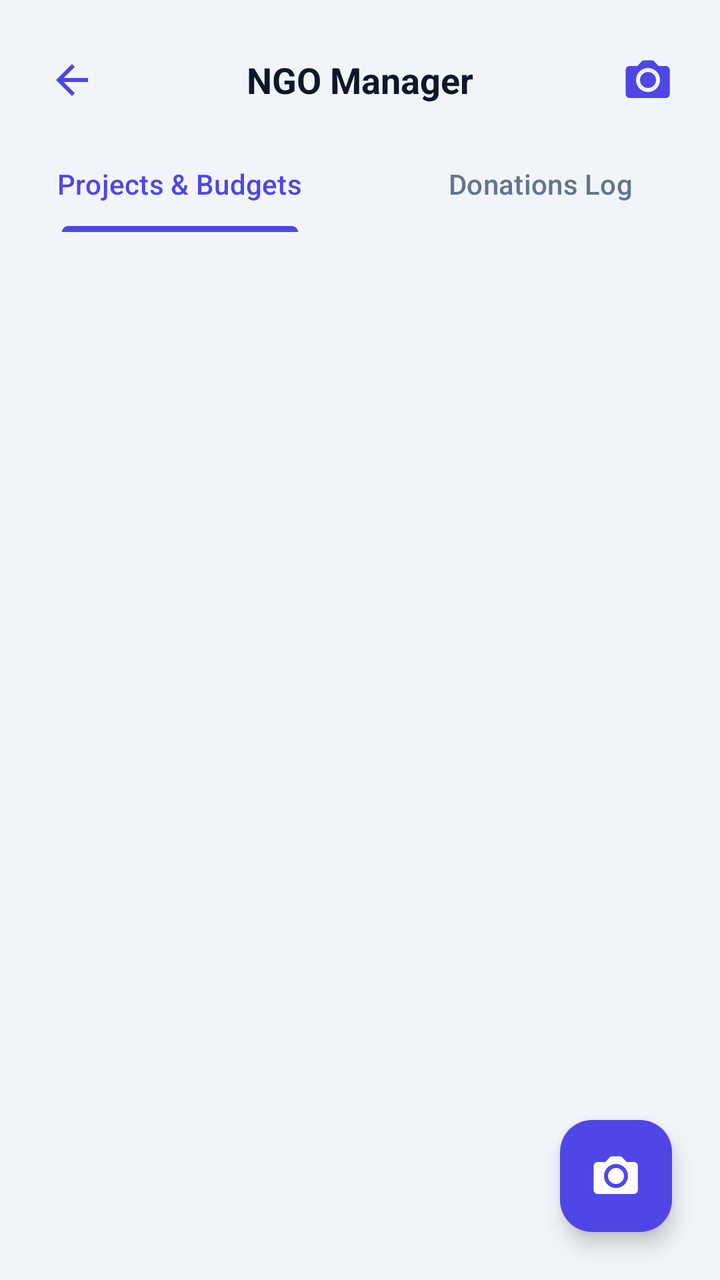
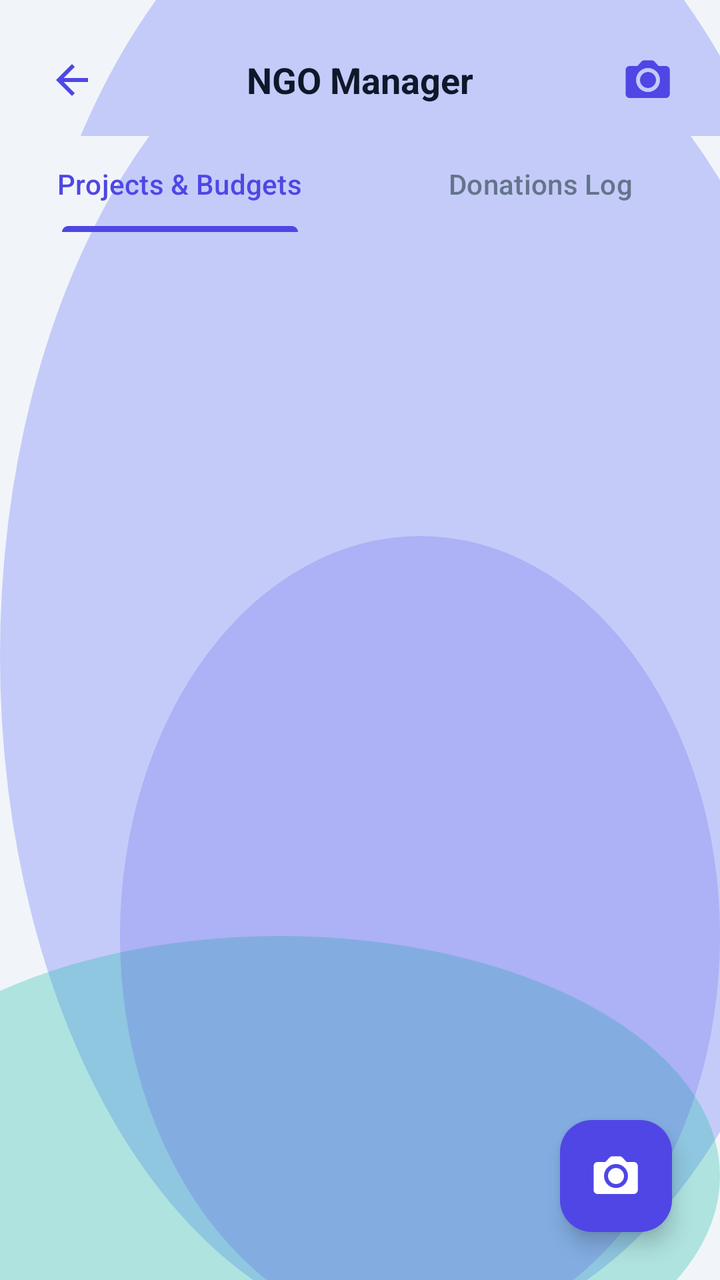

An Android layout rendered at two revisions. The XML below is the earlier revision; the diff shows what the commit changed to produce the second picture.
<!-- AndroidManifest.xml: application theme Theme.MoneyLens -->
<!-- res/layout/activity_org_donation_tracker.xml -->
<?xml version="1.0" encoding="utf-8"?>
<androidx.constraintlayout.widget.ConstraintLayout xmlns:android="http://schemas.android.com/apk/res/android"
    xmlns:app="http://schemas.android.com/apk/res-auto"
    xmlns:tools="http://schemas.android.com/tools"
    android:layout_width="match_parent"
    android:layout_height="match_parent"
    android:background="@color/colorBackground">

    
    <RelativeLayout
        android:id="@+id/layoutAppBar"
        android:layout_width="match_parent"
        android:layout_height="56dp"
        android:layout_marginTop="12dp"
        android:paddingHorizontal="16dp"
        app:layout_constraintTop_toTopOf="parent">

        <ImageView
            android:id="@+id/btnBack"
            android:layout_width="40dp"
            android:layout_height="40dp"
            android:layout_centerVertical="true"
            android:padding="8dp"
            android:src="@drawable/ic_back"
            android:background="?attr/selectableItemBackgroundBorderless"
            android:contentDescription="Back" />

        <TextView
            android:id="@+id/txtTitle"
            android:layout_width="wrap_content"
            android:layout_height="wrap_content"
            android:layout_centerInParent="true"
            android:text="NGO Manager"
            android:textColor="@color/colorTextPrimary"
            android:textSize="18sp"
            android:textStyle="bold" />

        
        <ImageView
            android:id="@+id/btnExportSummary"
            android:layout_width="40dp"
            android:layout_height="40dp"
            android:layout_alignParentEnd="true"
            android:layout_centerVertical="true"
            android:padding="8dp"
            android:src="@drawable/ic_camera"
            android:background="?attr/selectableItemBackgroundBorderless"
            android:contentDescription="Export Summary"
            app:tint="@color/colorPrimary" />
    </RelativeLayout>

    
    <com.google.android.material.tabs.TabLayout
        android:id="@+id/tabLayout"
        android:layout_width="match_parent"
        android:layout_height="wrap_content"
        android:background="@color/colorBackground"
        app:tabIndicatorColor="@color/colorPrimary"
        app:tabSelectedTextColor="@color/colorPrimary"
        app:tabTextColor="@color/colorTextSecondary"
        app:layout_constraintTop_toBottomOf="@id/layoutAppBar">

        <com.google.android.material.tabs.TabItem
            android:layout_width="wrap_content"
            android:layout_height="wrap_content"
            android:text="Projects &amp; Budgets" />

        <com.google.android.material.tabs.TabItem
            android:layout_width="wrap_content"
            android:layout_height="wrap_content"
            android:text="Donations Log" />
    </com.google.android.material.tabs.TabLayout>

    
    <FrameLayout
        android:layout_width="match_parent"
        android:layout_height="0dp"
        app:layout_constraintBottom_toBottomOf="parent"
        app:layout_constraintTop_toBottomOf="@id/tabLayout">

        
        <LinearLayout
            android:id="@+id/layoutProjects"
            android:layout_width="match_parent"
            android:layout_height="match_parent"
            android:orientation="vertical"
            android:padding="16dp"
            android:visibility="visible">

            <androidx.recyclerview.widget.RecyclerView
                android:id="@+id/rvProjects"
                android:layout_width="match_parent"
                android:layout_height="match_parent"
                tools:listitem="@layout/item_category_manage" />
        </LinearLayout>

        
        <LinearLayout
            android:id="@+id/layoutDonations"
            android:layout_width="match_parent"
            android:layout_height="match_parent"
            android:orientation="vertical"
            android:padding="16dp"
            android:visibility="gone">

            <androidx.recyclerview.widget.RecyclerView
                android:id="@+id/rvDonations"
                android:layout_width="match_parent"
                android:layout_height="match_parent" />
        </LinearLayout>

    </FrameLayout>

    
    <com.google.android.material.floatingactionbutton.FloatingActionButton
        android:id="@+id/fabAddDonation"
        android:layout_width="wrap_content"
        android:layout_height="wrap_content"
        android:layout_margin="24dp"
        android:src="@drawable/ic_camera"
        android:contentDescription="Record Donation"
        app:backgroundTint="@color/colorPrimary"
        app:tint="@android:color/white"
        app:layout_constraintBottom_toBottomOf="parent"
        app:layout_constraintEnd_toEndOf="parent" />

</androidx.constraintlayout.widget.ConstraintLayout>
<!-- res/layout/item_category_manage.xml (included above) -->
<?xml version="1.0" encoding="utf-8"?>
<com.google.android.material.card.MaterialCardView xmlns:android="http://schemas.android.com/apk/res/android"
    xmlns:app="http://schemas.android.com/apk/res-auto"
    style="@style/ClayCard"
    android:layout_width="match_parent"
    android:layout_height="wrap_content"
    android:layout_marginStart="16dp"
    android:layout_marginTop="4dp"
    android:layout_marginEnd="16dp"
    android:layout_marginBottom="8dp"
    app:cardCornerRadius="16dp">

    <androidx.constraintlayout.widget.ConstraintLayout
        android:layout_width="match_parent"
        android:layout_height="wrap_content"
        android:padding="12dp">

        
        <FrameLayout
            android:id="@+id/layoutIconFrame"
            android:layout_width="44dp"
            android:layout_height="44dp"
            android:background="@drawable/bg_clay_button"
            android:backgroundTint="@color/colorPrimary"
            app:layout_constraintBottom_toBottomOf="parent"
            app:layout_constraintStart_toStartOf="parent"
            app:layout_constraintTop_toTopOf="parent">

            <TextView
                android:id="@+id/txtCategoryEmoji"
                android:layout_width="wrap_content"
                android:layout_height="wrap_content"
                android:layout_gravity="center"
                android:text="🍔"
                android:textSize="20sp" />
        </FrameLayout>

        
        <LinearLayout
            android:layout_width="0dp"
            android:layout_height="wrap_content"
            android:layout_marginStart="16dp"
            android:layout_marginEnd="16dp"
            android:orientation="vertical"
            app:layout_constraintBottom_toBottomOf="parent"
            app:layout_constraintEnd_toStartOf="@+id/btnDeleteCategory"
            app:layout_constraintStart_toEndOf="@+id/layoutIconFrame"
            app:layout_constraintTop_toTopOf="parent">

            <TextView
                android:id="@+id/txtCategoryName"
                android:layout_width="wrap_content"
                android:layout_height="wrap_content"
                android:text="Food"
                android:textColor="@color/colorTextPrimary"
                android:textSize="14sp"
                android:textStyle="bold" />

            <TextView
                android:id="@+id/txtCategoryType"
                android:layout_width="wrap_content"
                android:layout_height="wrap_content"
                android:layout_marginTop="2dp"
                android:text="System Default • Expense"
                android:textColor="@color/colorTextSecondary"
                android:textSize="11sp" />
        </LinearLayout>

        
        <ImageView
            android:id="@+id/btnDeleteCategory"
            android:layout_width="36dp"
            android:layout_height="36dp"
            android:padding="8dp"
            android:src="@drawable/ic_trash"
            android:background="?attr/selectableItemBackgroundBorderless"
            app:layout_constraintBottom_toBottomOf="parent"
            app:layout_constraintEnd_toEndOf="parent"
            app:layout_constraintTop_toTopOf="parent" />

    </androidx.constraintlayout.widget.ConstraintLayout>
</com.google.android.material.card.MaterialCardView>
<!-- resources referenced by this layout -->
<resources>
  <color name="colorBackground">#F1F5F9</color>
  <color name="colorPrimary">#4F46E5</color>
  <color name="colorTextPrimary">#0F172A</color>
  <color name="colorTextSecondary">#64748B</color>
  <!-- drawable bg_clay_button (drawable) -->
  <?xml version="1.0" encoding="utf-8"?>
  <ripple xmlns:android="http://schemas.android.com/apk/res/android"
      android:color="@color/colorPrimaryDark">
  
      <item android:id="@android:id/background">
          <layer-list>
              
              <item android:top="4dp">
                  <shape android:shape="rectangle">
                      <solid android:color="@color/colorPrimaryShadow" />
                      <corners android:radius="18dp" />
                  </shape>
              </item>
              
              <item android:bottom="4dp">
                  <shape android:shape="rectangle">
                      <solid android:color="@color/colorPrimary" />
                      <corners android:radius="18dp" />
                  </shape>
              </item>
          </layer-list>
      </item>
  
      <item android:id="@android:id/mask">
          <shape android:shape="rectangle">
              <solid android:color="#FFFFFFFF" />
              <corners android:radius="18dp" />
          </shape>
      </item>
  </ripple>
  <style name="ClayCard" parent="Widget.Material3.CardView.Elevated">
          <item name="cardCornerRadius">@dimen/clay_card_radius</item>
          <item name="cardElevation">10dp</item>
          <item name="android:stateListAnimator">@null</item>
          <item name="strokeColor">@color/colorCardBorder</item>
          <item name="strokeWidth">1dp</item>
          <item name="cardBackgroundColor">@color/colorSurface</item>
          <item name="android:outlineSpotShadowColor" tools:targetApi="p">@color/colorPrimary</item>
          <item name="android:outlineAmbientShadowColor" tools:targetApi="p">@color/colorPrimary</item>
      </style>
  <style name="Theme.MoneyLens" parent="Base.Theme.MoneyLens" />
  <color name="colorPrimaryDark">#4338CA</color>
  <color name="colorPrimaryShadow">#3730A3</color>
  <dimen name="clay_card_radius">20dp</dimen>
  <color name="colorCardBorder">#E2E8F0</color>
  <color name="colorSurface">#FFFFFF</color>
  <style name="Base.Theme.MoneyLens" parent="Theme.Material3.Light.NoActionBar">
          
          <item name="colorPrimary">@color/colorPrimary</item>
          <item name="colorOnPrimary">@color/colorOnPrimary</item>
          <item name="colorSecondary">@color/colorSecondary</item>
          <item name="colorError">@color/colorDanger</item>
          <item name="android:windowBackground">@color/colorBackground</item>
          <item name="colorSurface">@color/colorSurface</item>
          <item name="android:colorBackground">@color/colorBackground</item>
          <item name="colorOnSurface">@color/colorTextPrimary</item>
  
          
          <item name="android:statusBarColor">@color/colorBackground</item>
          <item name="android:windowLightStatusBar" tools:targetApi="m">true</item>
          <item name="android:navigationBarColor">@color/colorBackground</item>
      </style>
  <color name="colorOnPrimary">#FFFFFF</color>
  <color name="colorSecondary">#14B8A6</color>
  <color name="colorDanger">#DC2626</color>
  <!-- unchanged entries left out for length: 3 -->
</resources>

<!-- the commit's change to res/layout/activity_org_donation_tracker.xml (unified diff, before → after) -->
@@ -4,7 +4,7 @@
     xmlns:tools="http://schemas.android.com/tools"
     android:layout_width="match_parent"
     android:layout_height="match_parent"
-    android:background="@color/colorBackground">
+    android:background="@drawable/bg_mesh_gradient">
 
     
     <RelativeLayout
@@ -54,7 +54,7 @@
         android:id="@+id/tabLayout"
         android:layout_width="match_parent"
         android:layout_height="wrap_content"
-        android:background="@color/colorBackground"
+        android:background="@drawable/bg_mesh_gradient"
         app:tabIndicatorColor="@color/colorPrimary"
         app:tabSelectedTextColor="@color/colorPrimary"
         app:tabTextColor="@color/colorTextSecondary"
<!-- resource entries referenced after the edit -->
@@ -1,6 +1,9 @@
 <!-- resources referenced by this layout -->
 <resources>
   <color name="colorBackground">#F1F5F9</color>
+  <color name="glassMeshOrb1">#66818CF8</color>
+  <color name="glassMeshOrb2">#4D14B8A6</color>
+  <color name="glassMeshOrb3">#334F46E5</color>
   <color name="colorPrimary">#4F46E5</color>
   <color name="colorTextPrimary">#0F172A</color>
   <color name="colorTextSecondary">#64748B</color>
@@ -10,22 +13,10 @@
       android:color="@color/colorPrimaryDark">
   
       <item android:id="@android:id/background">
-          <layer-list>
-              
-              <item android:top="4dp">
-                  <shape android:shape="rectangle">
-                      <solid android:color="@color/colorPrimaryShadow" />
-                      <corners android:radius="18dp" />
-                  </shape>
-              </item>
-              
-              <item android:bottom="4dp">
-                  <shape android:shape="rectangle">
-                      <solid android:color="@color/colorPrimary" />
-                      <corners android:radius="18dp" />
-                  </shape>
-              </item>
-          </layer-list>
+          <shape android:shape="rectangle">
+              <solid android:color="@color/colorPrimary" />
+              <corners android:radius="18dp" />
+          </shape>
       </item>
   
       <item android:id="@android:id/mask">
@@ -35,24 +26,52 @@
           </shape>
       </item>
   </ripple>
+  <!-- drawable bg_mesh_gradient (drawable) -->
+  <?xml version="1.0" encoding="utf-8"?>
+  <layer-list xmlns:android="http://schemas.android.com/apk/res/android">
+      
+      <item>
+          <shape android:shape="rectangle">
+              <solid android:color="@color/colorBackground" />
+          </shape>
+      </item>
+      
+      <item android:top="-80dp" android:right="-60dp">
+          <shape android:shape="oval">
+              <solid android:color="@color/glassMeshOrb1" />
+              <size android:width="280dp" android:height="280dp" />
+          </shape>
+      </item>
+      
+      <item android:bottom="-40dp" android:left="-80dp" android:top="400dp">
+          <shape android:shape="oval">
+              <solid android:color="@color/glassMeshOrb2" />
+              <size android:width="240dp" android:height="240dp" />
+          </shape>
+      </item>
+      
+      <item android:top="200dp" android:left="60dp">
+          <shape android:shape="oval">
+              <solid android:color="@color/glassMeshOrb3" />
+              <size android:width="200dp" android:height="200dp" />
+          </shape>
+      </item>
+  </layer-list>
   <style name="ClayCard" parent="Widget.Material3.CardView.Elevated">
           <item name="cardCornerRadius">@dimen/clay_card_radius</item>
-          <item name="cardElevation">10dp</item>
+          <item name="cardElevation">2dp</item>
           <item name="android:stateListAnimator">@null</item>
-          <item name="strokeColor">@color/colorCardBorder</item>
+          <item name="strokeColor">@color/glassCardBorder</item>
           <item name="strokeWidth">1dp</item>
-          <item name="cardBackgroundColor">@color/colorSurface</item>
-          <item name="android:outlineSpotShadowColor" tools:targetApi="p">@color/colorPrimary</item>
-          <item name="android:outlineAmbientShadowColor" tools:targetApi="p">@color/colorPrimary</item>
+          <item name="cardBackgroundColor">@color/glassCardBg</item>
       </style>
   <style name="Theme.MoneyLens" parent="Base.Theme.MoneyLens" />
   <color name="colorPrimaryDark">#4338CA</color>
-  <color name="colorPrimaryShadow">#3730A3</color>
   <dimen name="clay_card_radius">20dp</dimen>
-  <color name="colorCardBorder">#E2E8F0</color>
+  <color name="glassCardBorder">#B3FFFFFF</color>
+  <color name="glassCardBg">#8CFFFFFF</color>
   <color name="colorSurface">#FFFFFF</color>
   <style name="Base.Theme.MoneyLens" parent="Theme.Material3.Light.NoActionBar">
-          
           <item name="colorPrimary">@color/colorPrimary</item>
           <item name="colorOnPrimary">@color/colorOnPrimary</item>
           <item name="colorSecondary">@color/colorSecondary</item>
@@ -63,9 +82,10 @@
           <item name="colorOnSurface">@color/colorTextPrimary</item>
   
           
-          <item name="android:statusBarColor">@color/colorBackground</item>
+          <item name="android:statusBarColor">@android:color/transparent</item>
           <item name="android:windowLightStatusBar" tools:targetApi="m">true</item>
-          <item name="android:navigationBarColor">@color/colorBackground</item>
+          <item name="android:navigationBarColor">@android:color/transparent</item>
+          <item name="android:windowDrawsSystemBarBackgrounds">true</item>
       </style>
   <color name="colorOnPrimary">#FFFFFF</color>
   <color name="colorSecondary">#14B8A6</color>
